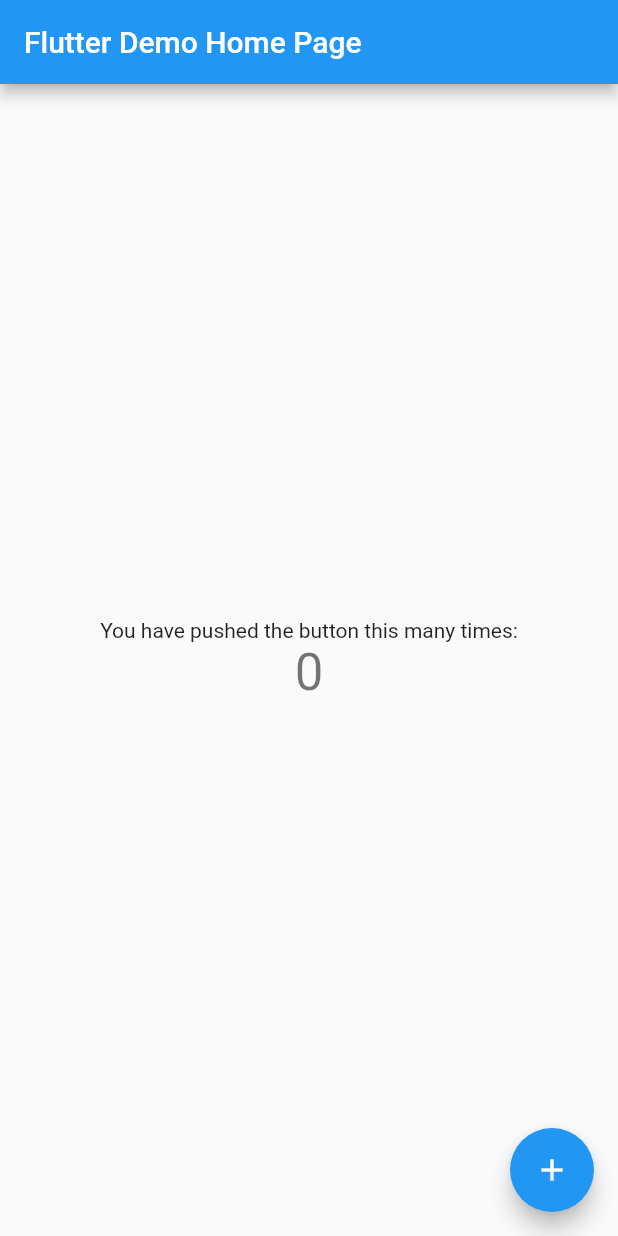
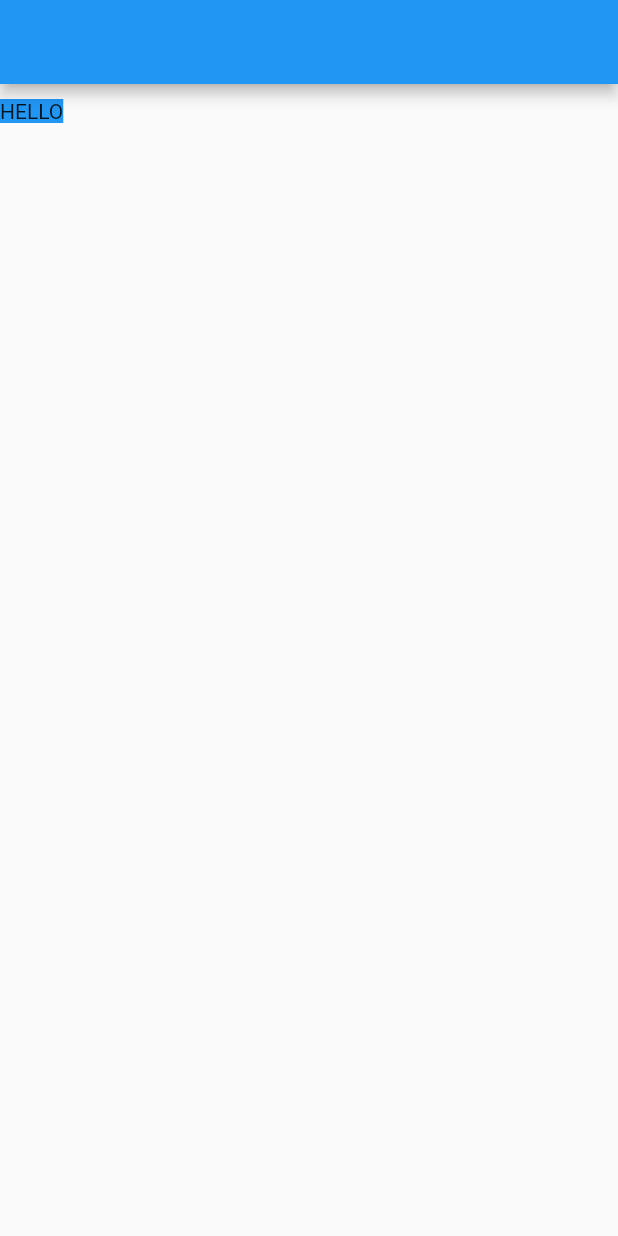
Before and after one commit to sajagsilwal123/ScholarrMobile, a Flutter app: the screen it shows after launch, on a phone screen of 412 x 824 dp. Run offline on Flutter 3.47's test engine with Material 2 defaults, Android fonts, the phone set to English and light mode, and no system bars.

Commit message:
Second Commit

```diff
--- /dev/null
+++ b/lib/landingpage.dart
@@ -0,0 +1,22 @@
+import 'package:flutter/material.dart';
+
+class LandingPage extends StatelessWidget {
+
+  @override
+  Widget build(BuildContext context) {
+    return Scaffold(
+      appBar: AppBar(
+          backgroundColor: Colors.blue
+      ),
+      body: Column(
+        children: <Widget>[
+          SizedBox(height: 10,),
+          Container(
+            child: Text("HELLO"),
+            color: Colors.blue ,
+          )
+        ],
+      ),
+    );
+  }
+}
--- a/lib/main.dart
+++ b/lib/main.dart
@@ -1,115 +1,8 @@
 import 'package:flutter/material.dart';
+import 'login.dart';
+import 'landingpage.dart';
 
-void main() {
-  runApp(const MyApp());
-}
-
-class MyApp extends StatelessWidget {
-  const MyApp({Key? key}) : super(key: key);
-
-  // This widget is the root of your application.
-  @override
-  Widget build(BuildContext context) {
-    return MaterialApp(
-      title: 'Flutter Demo',
-      theme: ThemeData(
-        // This is the theme of your application.
-        //
-        // Try running your application with "flutter run". You'll see the
-        // application has a blue toolbar. Then, without quitting the app, try
-        // changing the primarySwatch below to Colors.green and then invoke
-        // "hot reload" (press "r" in the console where you ran "flutter run",
-        // or simply save your changes to "hot reload" in a Flutter IDE).
-        // Notice that the counter didn't reset back to zero; the application
-        // is not restarted.
-        primarySwatch: Colors.blue,
-      ),
-      home: const MyHomePage(title: 'Flutter Demo Home Page'),
-    );
-  }
-}
-
-class MyHomePage extends StatefulWidget {
-  const MyHomePage({Key? key, required this.title}) : super(key: key);
-
-  // This widget is the home page of your application. It is stateful, meaning
-  // that it has a State object (defined below) that contains fields that affect
-  // how it looks.
-
-  // This class is the configuration for the state. It holds the values (in this
-  // case the title) provided by the parent (in this case the App widget) and
-  // used by the build method of the State. Fields in a Widget subclass are
-  // always marked "final".
-
-  final String title;
-
-  @override
-  State<MyHomePage> createState() => _MyHomePageState();
-}
-
-class _MyHomePageState extends State<MyHomePage> {
-  int _counter = 0;
-
-  void _incrementCounter() {
-    setState(() {
-      // This call to setState tells the Flutter framework that something has
-      // changed in this State, which causes it to rerun the build method below
-      // so that the display can reflect the updated values. If we changed
-      // _counter without calling setState(), then the build method would not be
-      // called again, and so nothing would appear to happen.
-      _counter++;
-    });
-  }
-
-  @override
-  Widget build(BuildContext context) {
-    // This method is rerun every time setState is called, for instance as done
-    // by the _incrementCounter method above.
-    //
-    // The Flutter framework has been optimized to make rerunning build methods
-    // fast, so that you can just rebuild anything that needs updating rather
-    // than having to individually change instances of widgets.
-    return Scaffold(
-      appBar: AppBar(
-        // Here we take the value from the MyHomePage object that was created by
-        // the App.build method, and use it to set our appbar title.
-        title: Text(widget.title),
-      ),
-      body: Center(
-        // Center is a layout widget. It takes a single child and positions it
-        // in the middle of the parent.
-        child: Column(
-          // Column is also a layout widget. It takes a list of children and
-          // arranges them vertically. By default, it sizes itself to fit its
-          // children horizontally, and tries to be as tall as its parent.
-          //
-          // Invoke "debug painting" (press "p" in the console, choose the
-          // "Toggle Debug Paint" action from the Flutter Inspector in Android
-          // Studio, or the "Toggle Debug Paint" command in Visual Studio Code)
-          // to see the wireframe for each widget.
-          //
-          // Column has various properties to control how it sizes itself and
-          // how it positions its children. Here we use mainAxisAlignment to
-          // center the children vertically; the main axis here is the vertical
-          // axis because Columns are vertical (the cross axis would be
-          // horizontal).
-          mainAxisAlignment: MainAxisAlignment.center,
-          children: <Widget>[
-            const Text(
-              'You have pushed the button this many times:',
-            ),
-            Text(
-              '$_counter',
-              style: Theme.of(context).textTheme.headline4,
-            ),
-          ],
-        ),
-      ),
-      floatingActionButton: FloatingActionButton(
-        onPressed: _incrementCounter,
-        tooltip: 'Increment',
-        child: const Icon(Icons.add),
-      ), // This trailing comma makes auto-formatting nicer for build methods.
-    );
-  }
-}
+void main()=> runApp(MaterialApp(
+  title: 'Scholarr Mobile App',
+  home: LandingPage(),
+));
```
Also changed, not shown: lib/components/body.dart (added), lib/login.dart (added).
